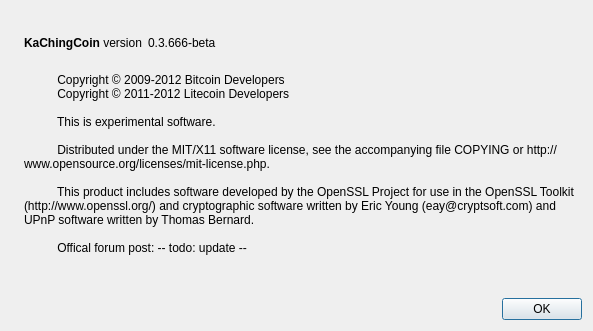
This is src/qt/forms/aboutdialog.ui in eightyfourcoin/KaChingCoin as Qt 5 draws it before an edit. The edited form follows.
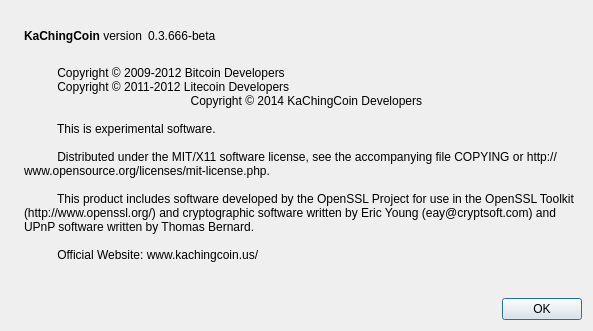
This is the edited form. Icons and pictures are not drawn.

```diff
--- a/src/qt/forms/aboutdialog.ui
+++ b/src/qt/forms/aboutdialog.ui
@@ -97,6 +97,7 @@
         <string>
           Copyright © 2009-2012 Bitcoin Developers
           Copyright © 2011-2012 Litecoin Developers
+		  Copyright © 2014 KaChingCoin Developers
 
           This is experimental software.
 
@@ -104,7 +105,7 @@
 
           This product includes software developed by the OpenSSL Project for use in the OpenSSL Toolkit (http://www.openssl.org/) and cryptographic software written by Eric Young (eay@cryptsoft.com) and UPnP software written by Thomas Bernard.
 
-          Offical forum post: -- todo: update --
+          Official Website: www.kachingcoin.us/
         </string>
        </property>
        <property name="wordWrap">
```
